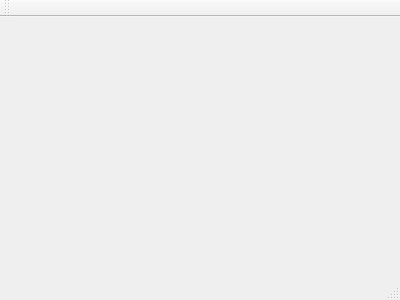
Qt form simpleIDE/mainwindow.ui (visualambda/simpleIDE) before a commit.
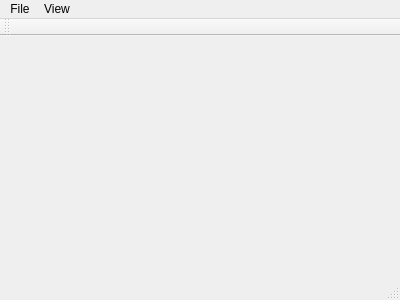
The same form after that commit.

What changed in the file:
```diff
--- a/simpleIDE/mainwindow.ui
+++ b/simpleIDE/mainwindow.ui
@@ -12,13 +12,40 @@
   <property name="windowTitle" >
    <string>MainWindow</string>
   </property>
-  <widget class="QMenuBar" name="menuBar" />
-  <widget class="QToolBar" name="mainToolBar" />
-  <widget class="QWidget" name="centralWidget" />
-  <widget class="QStatusBar" name="statusBar" />
+  <widget class="QWidget" name="centralWidget"/>
+  <widget class="QMenuBar" name="menuBar">
+   <property name="geometry">
+    <rect>
+     <x>0</x>
+     <y>0</y>
+     <width>400</width>
+     <height>22</height>
+    </rect>
+   </property>
+   <widget class="QMenu" name="menuFile">
+    <property name="title">
+     <string>File</string>
+    </property>
+   </widget>
+   <widget class="QMenu" name="menuView">
+    <property name="title">
+     <string>View</string>
+    </property>
+   </widget>
+   <addaction name="menuFile"/>
+   <addaction name="menuView"/>
+  </widget>
+  <widget class="QToolBar" name="mainToolBar">
+   <attribute name="toolBarArea">
+    <enum>TopToolBarArea</enum>
+   </attribute>
+   <attribute name="toolBarBreak">
+    <bool>false</bool>
+   </attribute>
+  </widget>
+  <widget class="QStatusBar" name="statusBar"/>
  </widget>
- <layoutDefault spacing="6" margin="11" />
- <pixmapfunction></pixmapfunction>
+ <layoutdefault spacing="6" margin="11"/>
  <resources/>
  <connections/>
 </ui>
```
Left out of the diff: 7 changed lines with no effect on the pictures.
